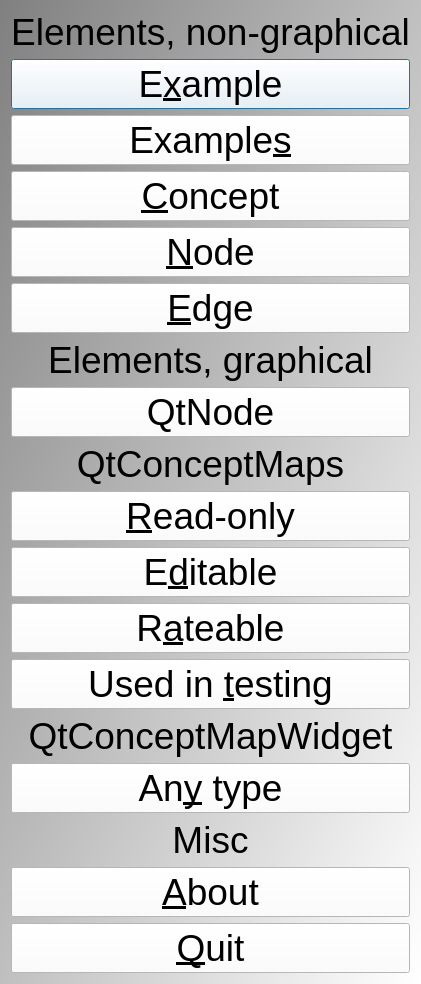
This is Tools/ToolTestConceptMap/qttestconceptmapmenudialog.ui in richelbilderbeek/ProjectRichelBilderbeek as Qt 5 draws it before an edit. The edited form follows.
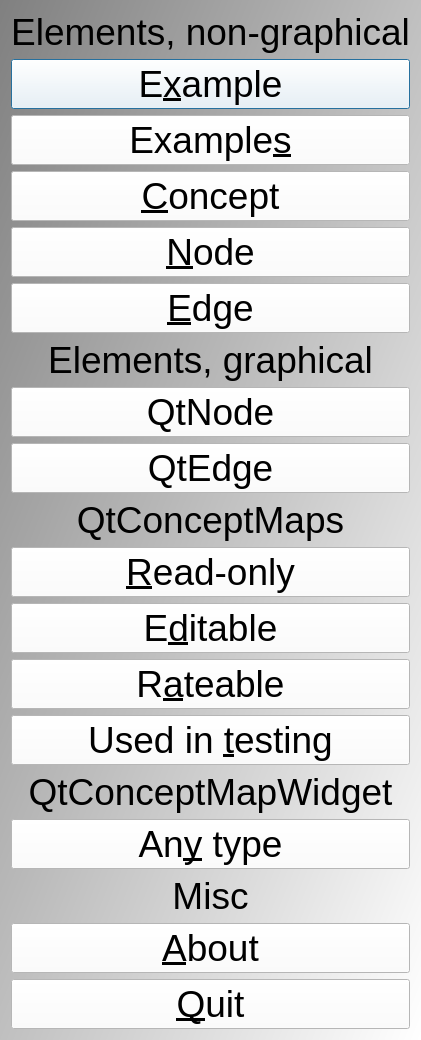
This is the edited form.

Commit message: Brainweaver, Edge::m_from and Edge::m_to should be Node

Diff of the .ui file:
```diff
--- a/Tools/ToolTestConceptMap/qttestconceptmapmenudialog.ui
+++ b/Tools/ToolTestConceptMap/qttestconceptmapmenudialog.ui
@@ -92,6 +92,13 @@
      </property>
     </widget>
    </item>
+   <item>
+    <widget class="QPushButton" name="button_qtedge">
+     <property name="text">
+      <string>QtEdge</string>
+     </property>
+    </widget>
+   </item>
    <item>
     <widget class="QLabel" name="label_3">
      <property name="text">
```
The commit also changes 24 other files.
